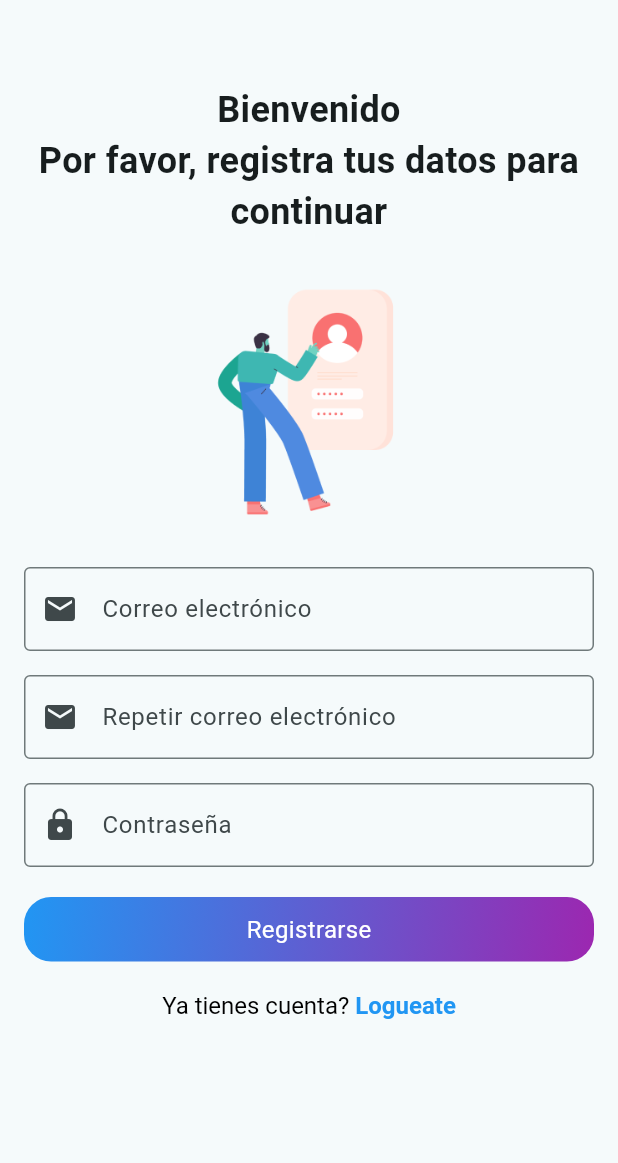
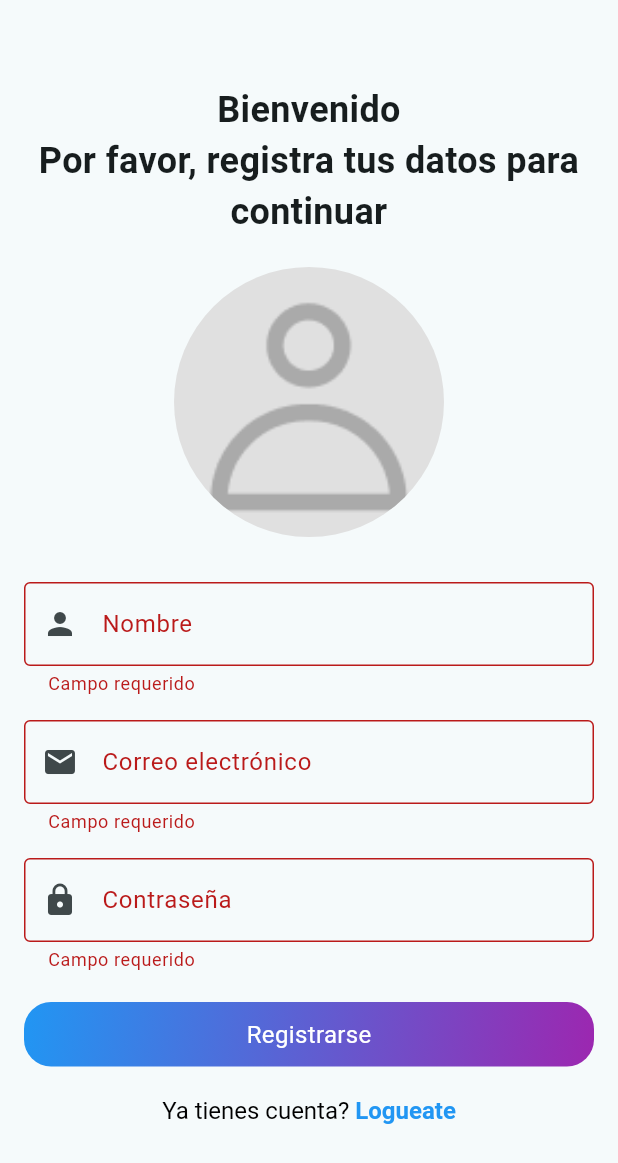
Before and after one commit to CamiloMaria/flutter-store-app, a Flutter app: the RegisterPage screen opened directly, after a tap on "Registrarse", on a phone screen of 412 x 824 dp. Shown: the top 1163 px of the screen. Run offline on Flutter 3.47's test engine with Material 3 defaults, Android fonts, the phone set to English and light mode, and no system bars.

Commit message:
Add form validation and registration functionality

```diff
--- a/lib/shared/widget/custom_form_fuild.dart
+++ b/lib/shared/widget/custom_form_fuild.dart
@@ -17,6 +17,7 @@ class CustomFormField extends StatelessWidget {
   @override
   Widget build(BuildContext context) {
     return TextFormField(
+      validator: (value) => value!.isEmpty ? 'Campo requerido' : null,
       keyboardType: obscureText ? TextInputType.text : TextInputType.emailAddress,
       obscureText: obscureText,
       decoration: InputDecoration(
--- a/lib/views/auth/register.dart
+++ b/lib/views/auth/register.dart
@@ -12,15 +12,30 @@ class RegisterPage extends StatefulWidget {
 }
 
 class _RegisterPageState extends State<RegisterPage> {
+  GlobalKey<FormState> formKey = GlobalKey<FormState>();
+
+  final String userName = '';
+  final String email = '';
+  final String password = '';
+
+  void registerUser() {
+    if (formKey.currentState!.validate()) {
+      // do something
+    } else {
+      // do something
+    }
+  }
+
   @override
   Widget build(BuildContext context) {
     return Scaffold(
       body: SingleChildScrollView(
         child: Padding(
           padding: const EdgeInsets.all(16.0),
+          child: Form(
+            key: formKey,
             child: Column(
               mainAxisAlignment: MainAxisAlignment.center,
-            crossAxisAlignment: CrossAxisAlignment.stretch,
               children: [
                 SizedBox(height: 40),
                 Text(
@@ -29,15 +44,19 @@ class _RegisterPageState extends State<RegisterPage> {
                   style: TextStyle(fontSize: 24, fontWeight: FontWeight.bold),
                 ),
                 SizedBox(height: 20),
-              Image.asset('assets/images/Illustration.png', height: 180),
-              SizedBox(height: 20),
+                CircleAvatar(
+                  radius: 90,
+                  backgroundColor: Colors.grey[300],
+                  backgroundImage: AssetImage('assets/icons/user.png'),
+                ),
+                SizedBox(height: 30),
                 CustomFormField(
-                labelText: "Correo electrónico",
-                prefixIcon: Icons.email
+                  labelText: "Nombre",
+                  prefixIcon: Icons.person
                 ),
                 SizedBox(height: 16),
                 CustomFormField(
-                labelText: "Repetir correo electrónico",
+                  labelText: "Correo electrónico",
                   prefixIcon: Icons.email
                 ),
                 SizedBox(height: 16),
@@ -47,10 +66,13 @@ class _RegisterPageState extends State<RegisterPage> {
                   obscureText: true,
                 ),
                 SizedBox(height: 20),
-              _LoginButton(),
+                _RegisterButton(
+                  onTap: registerUser,
+                ),
                 SizedBox(height: 20),
-              _SignUpText(context),
+                _SignInText(context),
               ],
+            ),
           ),
         ),
       ),
@@ -58,17 +80,18 @@ class _RegisterPageState extends State<RegisterPage> {
   }
 }
 
-class _LoginButton extends StatelessWidget {
+class _RegisterButton extends StatelessWidget {
+  final Function onTap;
+  const _RegisterButton({required this.onTap});
+
   @override
   Widget build(BuildContext context) {
     return GestureDetector(
-      onTap: () {
-        // Acción al presionar
-      },
+      onTap: () => onTap(),
       child: Container(
         decoration: BoxDecoration(
           gradient: LinearGradient(
-            colors: [Colors.blue, Colors.purple],
+            colors: const [Colors.blue, Colors.purple],
             begin: Alignment.topLeft,
             end: Alignment.bottomRight,
           ),
@@ -89,9 +112,9 @@ class _LoginButton extends StatelessWidget {
   }
 }
 
-class _SignUpText extends StatelessWidget {
+class _SignInText extends StatelessWidget {
   final BuildContext context;
-  _SignUpText(this.context);
+  const _SignInText(this.context);
 
   @override
   Widget build(BuildContext context) {
@@ -106,7 +129,7 @@ class _SignUpText extends StatelessWidget {
         child: RichText(
           text: TextSpan(
             style: TextStyle(fontSize: 16, color: Colors.black),
-            children: <TextSpan>[
+            children: const <TextSpan>[
               TextSpan(text: 'Ya tienes cuenta? '),
               TextSpan(
                 text: 'Logueate',
--- a/pubspec.yaml
+++ b/pubspec.yaml
@@ -61,6 +61,7 @@ flutter:
   # To add assets to your application, add an assets section, like this:
   assets:
     - assets/images/
+    - assets/icons/
   #   - images/a_dot_ham.jpeg
 
   # An image asset can refer to one or more resolution-specific "variants", see
```
Lines whose indentation alone changed are shown as unchanged.
